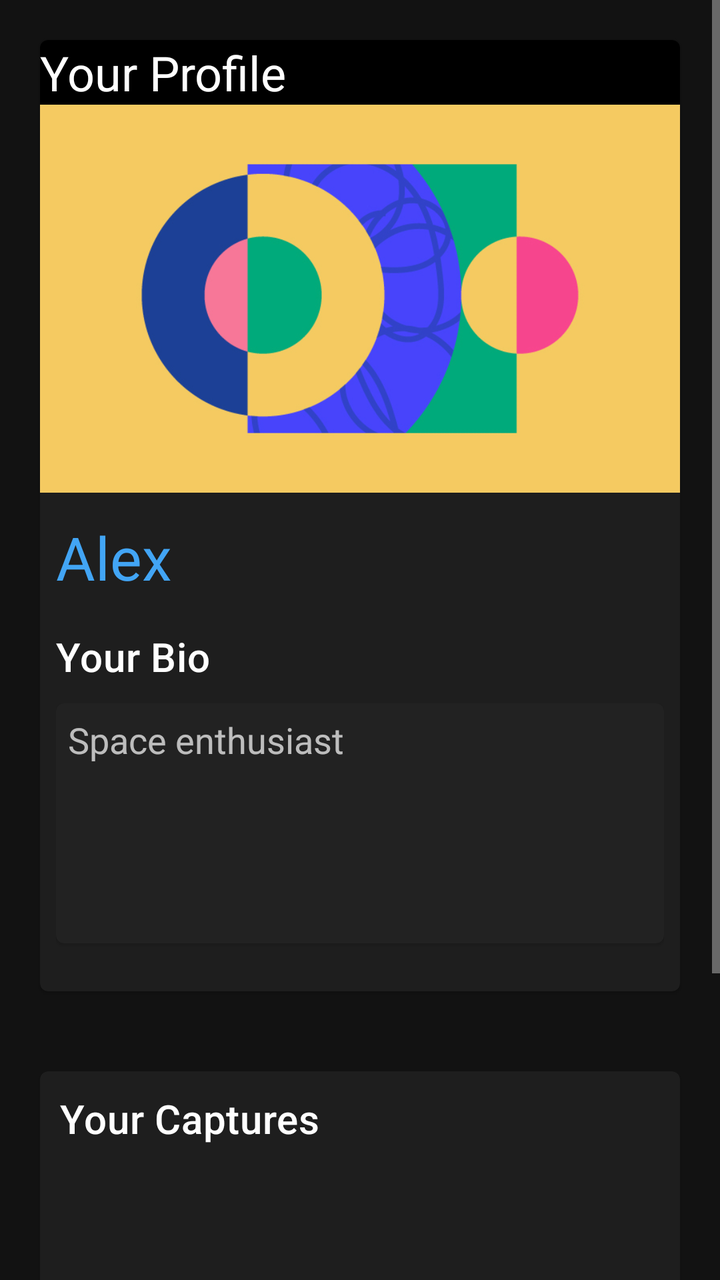
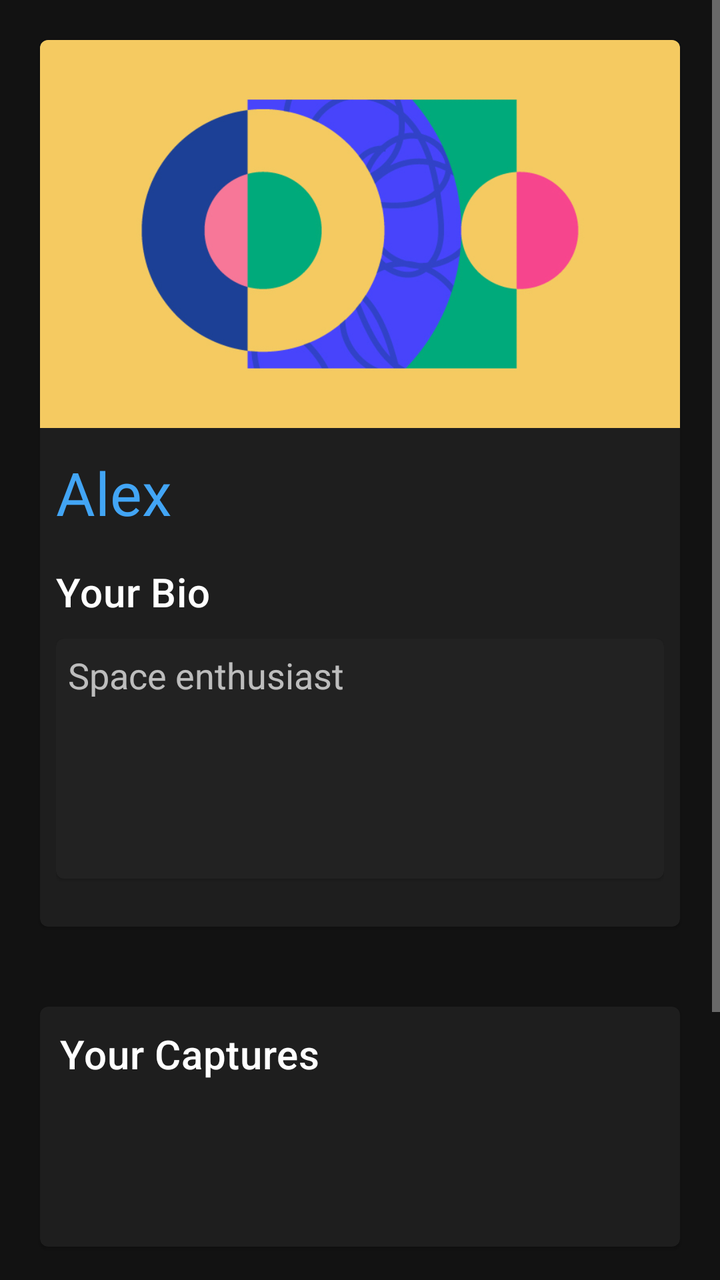

Before-and-after screenshots of an Android layout around one commit, followed by the original layout XML and the change that was made.
<!-- AndroidManifest.xml: application theme AppTheme -->
<!-- res/layout/frag_profile.xml -->
<?xml version="1.0" encoding="utf-8"?>
<RelativeLayout xmlns:android="http://schemas.android.com/apk/res/android"
    android:layout_width="match_parent"
    android:layout_height="match_parent"
    xmlns:app="http://schemas.android.com/apk/res-auto"
    android:background="@color/transparent"
    android:scrollbars="vertical">
    <ScrollView
        android:layout_width="wrap_content"
        android:layout_height="wrap_content">
    <LinearLayout
        android:layout_width="wrap_content"
        android:layout_height="wrap_content"
        android:orientation="vertical">

    <com.google.android.material.card.MaterialCardView
        android:id="@+id/profcard"
        android:layout_width="wrap_content"
        android:layout_height="wrap_content"
        android:layout_margin="20dp">

        <LinearLayout
            android:layout_width="match_parent"
            android:layout_height="wrap_content"
            android:orientation="vertical">
        <LinearLayout
            android:layout_width="match_parent"
            android:layout_height="match_parent"
            android:background="@color/colorPrimaryDark">
            <TextView
                android:layout_width="wrap_content"
                android:layout_height="wrap_content"
                android:text="@string/your_profile"
                android:textAppearance="?attr/textAppearanceHeadline5"
                android:layout_gravity="center"
                />
        </LinearLayout>
            
            <ImageView
                android:layout_width="match_parent"
                android:layout_height="194dp"
                android:contentDescription="@string/content_description_media"
                android:scaleType="centerCrop"
                app:srcCompat="@drawable/arcard" />

            <LinearLayout
                android:layout_width="match_parent"
                android:layout_height="wrap_content"
                android:orientation="vertical"
                android:padding="8dp">

                


                <TextView
                    android:layout_width="wrap_content"
                    android:layout_height="wrap_content"
                    android:layout_marginTop="4dp"
                    android:layout_marginBottom="16dp"
                    android:text="Alex"
                    android:textAppearance="?attr/textAppearanceHeadline5"
                    android:textColor="@color/colorAccent"
                    android:textSize="30dp" />

                <TextView
                    android:layout_width="wrap_content"
                    android:layout_height="wrap_content"
                    android:text="Your Bio"
                    android:textAppearance="?attr/textAppearanceHeadline6" />
                <com.google.android.material.card.MaterialCardView
                    android:id="@+id/profcardinner"
                    android:layout_height="120dp"
                    android:layout_width="match_parent"
                    android:layout_marginBottom="16dp"
                    android:layout_marginTop="10dp">

                    <TextView
                        android:layout_width="match_parent"
                        android:layout_height="match_parent"
                        android:text="Space enthusiast"
                        android:layout_margin="6dp"
                        android:scrollHorizontally="true"
                        android:textSize="18dp"/>

                </com.google.android.material.card.MaterialCardView>


            </LinearLayout>

        </LinearLayout>

    </com.google.android.material.card.MaterialCardView>


        <com.google.android.material.card.MaterialCardView

            android:layout_height="120dp"
            android:layout_width="match_parent"
            android:layout_margin="20dp">

            <TextView
                android:layout_width="match_parent"
                android:layout_height="wrap_content"
                android:text="Your Captures"
                android:textAppearance="?attr/textAppearanceHeadline6"
                android:layout_margin="10dp"/>
        </com.google.android.material.card.MaterialCardView>
        <com.google.android.material.card.MaterialCardView

            android:layout_width="wrap_content"
            android:layout_height="wrap_content"
            android:layout_margin="12dp">
            <com.google.android.material.card.MaterialCardView

                android:layout_height="120dp"
                android:layout_width="match_parent"
                android:layout_marginBottom="16dp"
                android:layout_marginTop="6dp">
            </com.google.android.material.card.MaterialCardView>

        </com.google.android.material.card.MaterialCardView>

    </LinearLayout>
    </ScrollView>



</RelativeLayout>
<!-- resources referenced by this layout -->
<resources>
  <color name="colorAccent">#42A5F5</color>
  <color name="colorPrimaryDark">#000000</color>
  <color name="transparent">@android:color/transparent</color>
  <!-- drawable arcard: webp bitmap (drawable, 53744 bytes) -->
  <string name="content_description_media">Taken on:</string>
  <string name="your_profile">Your Profile</string>
  <style name="AppTheme" parent="Theme.MaterialComponents">
          
          <item name="windowActionBar">true</item>
          <item name="colorPrimary">#212121</item>
          <item name="colorPrimaryDark">@color/colorPrimaryDark</item>
          <item name="colorAccent">#42A5F5</item>
      </style>
</resources>

<!-- the commit's change to res/layout/frag_profile.xml (unified diff, before → after) -->
@@ -23,18 +23,7 @@
             android:layout_width="match_parent"
             android:layout_height="wrap_content"
             android:orientation="vertical">
-        <LinearLayout
-            android:layout_width="match_parent"
-            android:layout_height="match_parent"
-            android:background="@color/colorPrimaryDark">
-            <TextView
-                android:layout_width="wrap_content"
-                android:layout_height="wrap_content"
-                android:text="@string/your_profile"
-                android:textAppearance="?attr/textAppearanceHeadline5"
-                android:layout_gravity="center"
-                />
-        </LinearLayout>
+
             
             <ImageView
                 android:layout_width="match_parent"
<!-- resource entries referenced after the edit -->
@@ -5,7 +5,6 @@
   <color name="transparent">@android:color/transparent</color>
   <!-- drawable arcard: webp bitmap (drawable, 53744 bytes) -->
   <string name="content_description_media">Taken on:</string>
-  <string name="your_profile">Your Profile</string>
   <style name="AppTheme" parent="Theme.MaterialComponents">
           
           <item name="windowActionBar">true</item>
